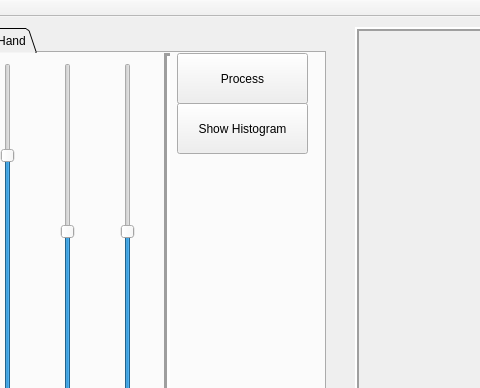
on2valhalla/GestureTrainer, file beta/GestureTrainer/forms/mainwindow.ui: the form before one commit; both pictures show x 215 to 695 and y 0 to 388 of the 1066 by 540 pixel window.
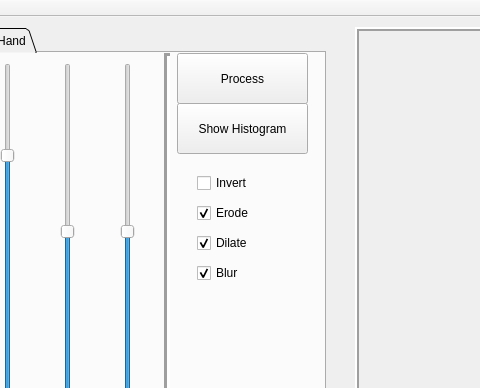
The form after the commit. The open tabs and pages were chosen to show the change. Custom widgets are drawn as their Qt base class.

```diff
--- a/beta/GestureTrainer/forms/mainwindow.ui
+++ b/beta/GestureTrainer/forms/mainwindow.ui
@@ -75,7 +75,7 @@
      <enum>QTabWidget::Triangular</enum>
     </property>
     <property name="currentIndex">
-     <number>2</number>
+     <number>1</number>
     </property>
     <widget class="QWidget" name="tabStart">
      <attribute name="title">
@@ -101,7 +101,7 @@
       </property>
      </widget>
     </widget>
-    <widget class="BackgroundWidget" name="tabBackground">
+    <widget class="QWidget" name="tabBackground">
      <attribute name="title">
       <string>Background</string>
      </attribute>
@@ -459,6 +459,67 @@
        <string>Show Histogram</string>
       </property>
      </widget>
+     <widget class="QCheckBox" name="check_Invert">
+      <property name="geometry">
+       <rect>
+        <x>400</x>
+        <y>120</y>
+        <width>87</width>
+        <height>20</height>
+       </rect>
+      </property>
+      <property name="text">
+       <string>Invert</string>
+      </property>
+     </widget>
+     <widget class="QCheckBox" name="check_Erode">
+      <property name="geometry">
+       <rect>
+        <x>400</x>
+        <y>150</y>
+        <width>87</width>
+        <height>20</height>
+       </rect>
+      </property>
+      <property name="text">
+       <string>Erode</string>
+      </property>
+      <property name="checked">
+       <bool>true</bool>
+      </property>
+     </widget>
+     <widget class="QCheckBox" name="check_Dilate">
+      <property name="geometry">
+       <rect>
+        <x>400</x>
+        <y>180</y>
+        <width>87</width>
+        <height>20</height>
+       </rect>
+      </property>
+      <property name="text">
+       <string>Dilate</string>
+      </property>
+      <property name="checked">
+       <bool>true</bool>
+      </property>
+     </widget>
+     <widget class="QCheckBox" name="check_Blur">
+      <property name="geometry">
+       <rect>
+        <x>400</x>
+        <y>210</y>
+        <width>87</width>
+        <height>20</height>
+       </rect>
+      </property>
+      <property name="text">
+       <string>Blur</string>
+      </property>
+      <property name="checked">
+       <bool>true</bool>
+      </property>
+     </widget>
     </widget>
     <widget class="QWidget" name="tabMeasure">
      <attribute name="title">
@@ -510,14 +571,6 @@
   <widget class="QStatusBar" name="statusBar"/>
  </widget>
  <layoutdefault spacing="6" margin="11"/>
- <customwidgets>
-  <customwidget>
-   <class>BackgroundWidget</class>
-   <extends>QWidget</extends>
-   <header location="global">include/backgroundwidget.h</header>
-   <container>1</container>
-  </customwidget>
- </customwidgets>
  <resources/>
  <connections/>
 </ui>
```
